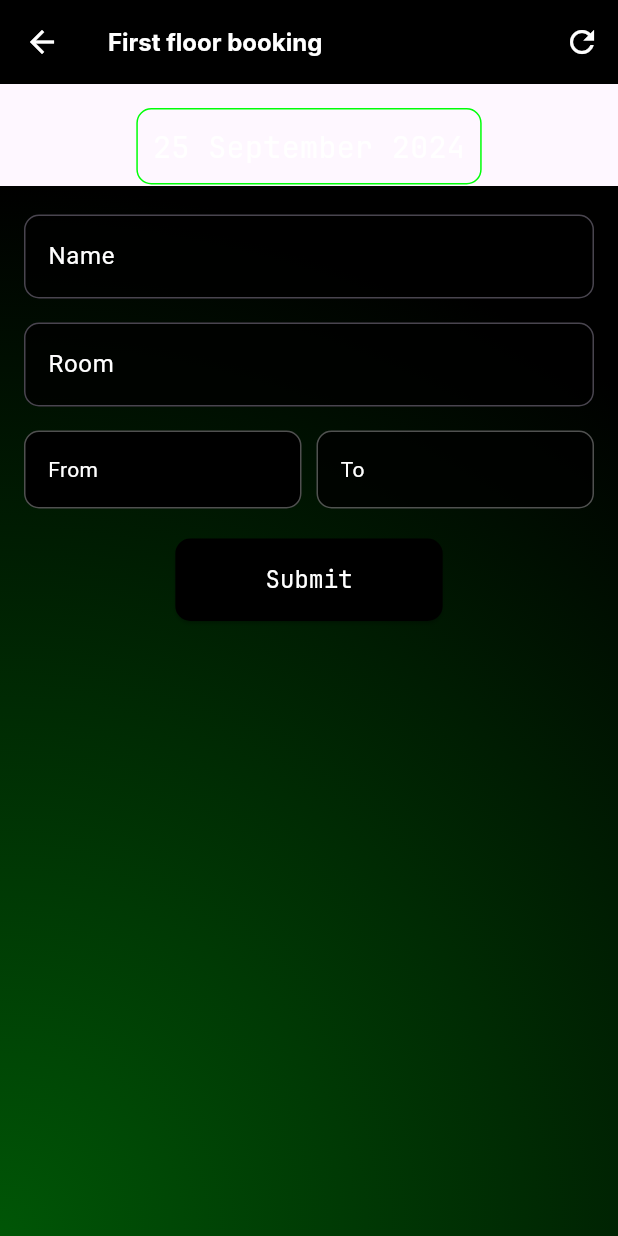
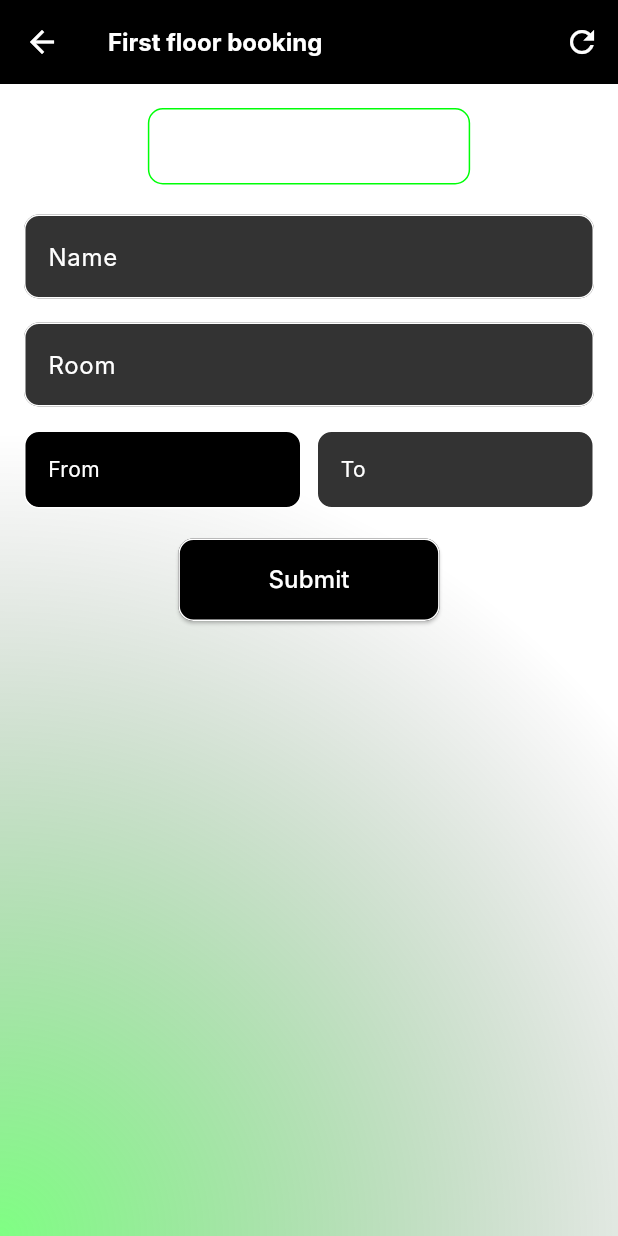
Before and after one commit to KingRain/Washio, a Flutter app: the BookingPageOne screen opened directly, on a phone screen of 412 x 824 dp. Run offline on Flutter 3.47's test engine with Material 3 defaults, Android fonts, the light colour scheme and no system bars; our stand-ins replace flutter_svg, supabase_flutter; accounts and stored records are empty; Roboto replaces fonts that are missing (Inter).

Commit message:
fixed bugs + ui updates

```diff
--- a/lib/pages/booking_one.dart
+++ b/lib/pages/booking_one.dart
@@ -66,6 +66,38 @@ class _BookingPageOneState extends State<BookingPageOne> {
     }
     */
 
+    final now = TimeOfDay.now();
+    final int nowInMinutes = now.hour * 60 + now.minute;
+
+    // Check if the total time selected is less than or equal to 1 hour
+    if (selectedStopTimeInMinutes - selectedStartTimeInMinutes > 60) {
+      ScaffoldMessenger.of(context).showSnackBar(
+        const SnackBar(
+            content: Text('Total time selected should be 1 hour or less!')),
+      );
+      return;
+    }
+
+    // Check if the finish time is before the start time
+    if (selectedStopTimeInMinutes <= selectedStartTimeInMinutes) {
+      ScaffoldMessenger.of(context).showSnackBar(
+        const SnackBar(
+            content: Text('Finish time should be after start time!')),
+      );
+      return;
+    }
+
+    // Check if the start and stop times are before the current time
+    if (selectedStartTimeInMinutes < nowInMinutes ||
+        selectedStopTimeInMinutes < nowInMinutes) {
+      ScaffoldMessenger.of(context).showSnackBar(
+        const SnackBar(
+            content: Text(
+                'Start and stop times should not be before the current time!')),
+      );
+      return;
+    }
+
     for (final slot in existingSlots) {
       final List<String> times =
           (slot['Slot'] as String).split('\n'); // Returns time like 9:00\n9:30
@@ -80,7 +112,6 @@ class _BookingPageOneState extends State<BookingPageOne> {
           int.parse(stop.split(':')[1]); //Returns time like 9:30 like 570
 
       // Check if the selected slot overlaps with any existing slot
-
       if ((selectedStartTimeInMinutes >= existingStartTimeInMinutes &&
               selectedStartTimeInMinutes < existingStopTimeInMinutes) ||
           (selectedStopTimeInMinutes > existingStartTimeInMinutes &&
@@ -128,8 +159,21 @@ class _BookingPageOneState extends State<BookingPageOne> {
   Widget build(BuildContext context) {
     final currentDate = DateFormat('d MMMM yyyy').format(DateTime.now());
 
-    return Scaffold(
+    return Container(
+      decoration: BoxDecoration(
+        gradient: RadialGradient(
+          center: Alignment.bottomLeft,
+          radius: 1.3,
+          colors: [
+            const Color.fromARGB(255, 0, 255, 8).withOpacity(0.5),
+            Colors.transparent,
+          ],
+          stops: const [0.0, 1.0],
+        ),
+      ),
+      child: Scaffold(
         resizeToAvoidBottomInset: true,
+        backgroundColor: Colors.transparent,
         appBar: AppBar(
           backgroundColor: const Color.fromARGB(255, 0, 0, 0),
           title: const Text(
@@ -165,28 +209,7 @@ class _BookingPageOneState extends State<BookingPageOne> {
             ),
           ],
         ),
-      body: Stack(
-        children: [
-          Positioned(
-            bottom: 0,
-            left: 0,
-            child: Container(
-              height: 700,
-              width: 700,
-              decoration: const BoxDecoration(
-                gradient: RadialGradient(
-                  center: Alignment.bottomLeft,
-                  radius: 1.0,
-                  colors: [
-                    Color.fromARGB(255, 0, 86, 6), // Decreased intensity
-                    Color.fromARGB(255, 0, 0, 0),
-                  ],
-                  stops: [0.0, 1.0],
-                ),
-              ),
-            ),
-          ),
-          Padding(
+        body: Padding(
           padding: const EdgeInsets.all(16.0),
           child: Form(
             key: _formKey,
@@ -198,15 +221,15 @@ class _BookingPageOneState extends State<BookingPageOne> {
                   margin: const EdgeInsets.only(bottom: 20),
                   padding: const EdgeInsets.all(10),
                   decoration: BoxDecoration(
-                      border: Border.all(
-                          color: const Color.fromARGB(255, 0, 255, 8)),
+                    border:
+                        Border.all(color: const Color.fromARGB(255, 0, 255, 8)),
                     borderRadius: BorderRadius.circular(10),
                   ),
                   child: Text(
                     currentDate,
                     style: const TextStyle(
                       color: Colors.white,
-                        fontFamily: 'JetBrains Mono',
+                      fontFamily: 'Inter',
                       fontSize: 20,
                     ),
                   ),
@@ -215,14 +238,23 @@ class _BookingPageOneState extends State<BookingPageOne> {
                 TextFormField(
                   decoration: const InputDecoration(
                     labelText: 'Name',
-                      labelStyle: TextStyle(color: Colors.white),
+                    labelStyle:
+                        TextStyle(color: Colors.white, fontFamily: 'Inter'),
                     filled: true,
                     fillColor: Color.fromRGBO(0, 0, 0, 0.8),
                     border: OutlineInputBorder(
                         borderRadius: BorderRadius.all(Radius.circular(10)),
                         borderSide: BorderSide(color: Colors.white)),
+                    enabledBorder: OutlineInputBorder(
+                        borderRadius: BorderRadius.all(Radius.circular(10)),
+                        borderSide: BorderSide(color: Colors.white)),
+                    focusedBorder: OutlineInputBorder(
+                        borderRadius: BorderRadius.all(Radius.circular(10)),
+                        borderSide:
+                            BorderSide(color: Color.fromARGB(255, 0, 255, 8))),
                   ),
-                    style: const TextStyle(color: Colors.white),
+                  style:
+                      const TextStyle(color: Colors.white, fontFamily: 'Inter'),
                   onChanged: (value) => setState(() => name = value),
                 ),
                 const SizedBox(height: 16.0),
@@ -230,14 +262,23 @@ class _BookingPageOneState extends State<BookingPageOne> {
                 TextFormField(
                   decoration: const InputDecoration(
                     labelText: 'Room',
-                      labelStyle: TextStyle(color: Colors.white),
+                    labelStyle:
+                        TextStyle(color: Colors.white, fontFamily: 'Inter'),
                     filled: true,
                     fillColor: Color.fromRGBO(0, 0, 0, 0.8),
                     border: OutlineInputBorder(
                         borderRadius: BorderRadius.all(Radius.circular(10)),
                         borderSide: BorderSide(color: Colors.white)),
+                    enabledBorder: OutlineInputBorder(
+                        borderRadius: BorderRadius.all(Radius.circular(10)),
+                        borderSide: BorderSide(color: Colors.white)),
+                    focusedBorder: OutlineInputBorder(
+                        borderRadius: BorderRadius.all(Radius.circular(10)),
+                        borderSide:
+                            BorderSide(color: Color.fromARGB(255, 0, 255, 8))),
                   ),
-                    style: const TextStyle(color: Colors.white),
+                  style:
+                      const TextStyle(color: Colors.white, fontFamily: 'Inter'),
                   onChanged: (value) => setState(() => roomNo = value),
                 ),
                 const SizedBox(height: 16.0),
@@ -261,14 +302,15 @@ class _BookingPageOneState extends State<BookingPageOne> {
                             color: const Color.fromARGB(255, 0, 0, 0),
                             border: Border.all(
                                 color:
-                                      const Color.fromARGB(80, 255, 255, 255)),
+                                    const Color.fromARGB(255, 255, 255, 255)),
                             borderRadius: BorderRadius.circular(10),
                           ),
                           child: Text(
                             startTime != null
                                 ? 'From: ${startTime!.format(context)}'
                                 : 'From',
-                              style: const TextStyle(color: Colors.white),
+                            style: const TextStyle(
+                                color: Colors.white, fontFamily: 'Inter'),
                           ),
                         ),
                       ),
@@ -291,14 +333,15 @@ class _BookingPageOneState extends State<BookingPageOne> {
                                 .withOpacity(0.8),
                             border: Border.all(
                                 color:
-                                      const Color.fromARGB(80, 255, 255, 255)),
+                                    const Color.fromARGB(255, 255, 255, 255)),
                             borderRadius: BorderRadius.circular(10),
                           ),
                           child: Text(
                             stopTime != null
                                 ? 'To: ${stopTime!.format(context)}'
                                 : 'To',
-                              style: const TextStyle(color: Colors.white),
+                            style: const TextStyle(
+                                color: Colors.white, fontFamily: 'Inter'),
                           ),
                         ),
                       ),
@@ -310,13 +353,22 @@ class _BookingPageOneState extends State<BookingPageOne> {
                 ElevatedButton(
                   onPressed: () {
                     if (_formKey.currentState!.validate()) {
-                        submitData();
+                      submitData().then((_) {
+                        Navigator.pushAndRemoveUntil(
+                          context,
+                          MaterialPageRoute(
+                              builder: (context) => const HomePage()),
+                          (route) => false,
+                        );
+                      });
                     }
                   },
                   style: ElevatedButton.styleFrom(
                     backgroundColor: Colors.black,
                     shape: RoundedRectangleBorder(
                       borderRadius: BorderRadius.circular(10),
+                      side:
+                          const BorderSide(color: Colors.white), // White border
                     ),
                     padding: const EdgeInsets.symmetric(
                         horizontal: 60, vertical: 16),
@@ -325,7 +377,7 @@ class _BookingPageOneState extends State<BookingPageOne> {
                     'Submit',
                     style: TextStyle(
                       color: Colors.white,
-                        fontFamily: 'JetBrains Mono',
+                      fontFamily: 'Inter',
                       fontSize: 16,
                     ),
                   ),
@@ -333,8 +385,7 @@ class _BookingPageOneState extends State<BookingPageOne> {
               ],
             ),
           ),
-          )
-        ],
+        ),
       ),
     );
   }
```
Also changed, not shown: lib/main.dart (+25 -3 lines), lib/pages/home.dart (+0 -25 lines), 1 other file. Lines whose indentation alone changed are shown as unchanged.
